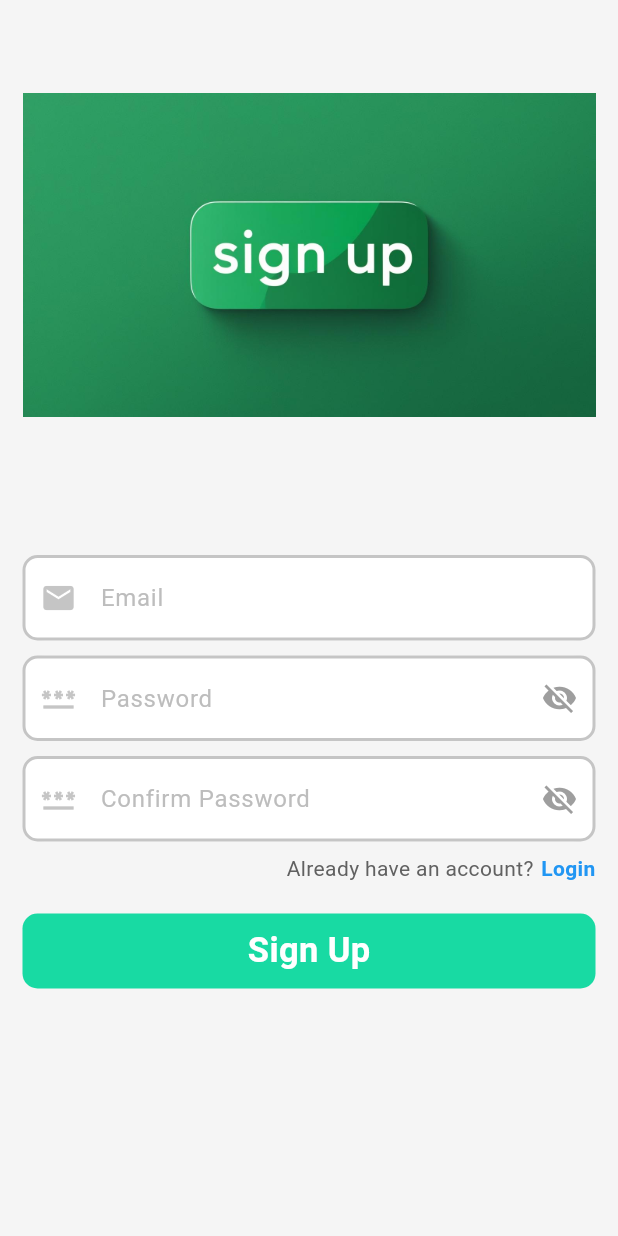
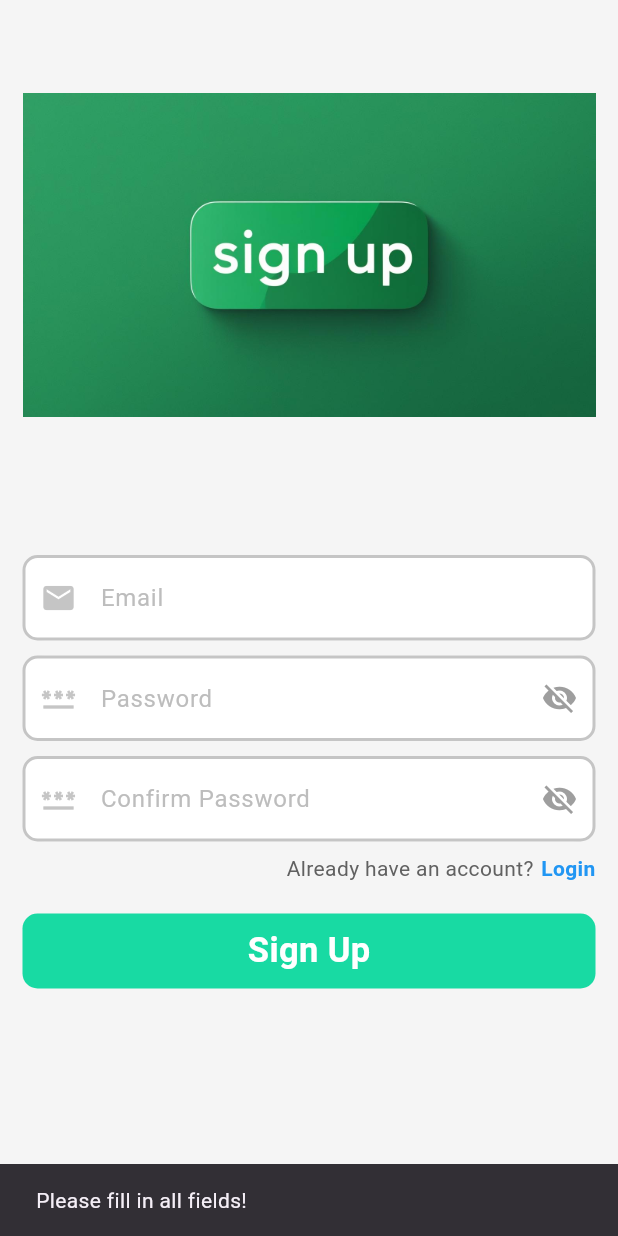
Before and after one commit to phuhieu1505/School-project, a Flutter app: the SignUp_Screen screen opened directly, after a tap on "Sign Up", on a phone screen of 412 x 824 dp. Run offline on Flutter 3.47's test engine with Material 3 defaults, Android fonts, the phone set to English and light mode, and no system bars; our stand-ins replace cloud_firestore, firebase_auth, firebase_core, flutter_local_notifications, speech_to_text, timezone; accounts and stored records are empty; network calls fail.

Commit message:
update signUp

```diff
--- a/project/lib/data/auth_data.dart
+++ b/project/lib/data/auth_data.dart
@@ -27,15 +27,37 @@ class AuthenticationRemote extends AuthenticationDatasource {
   }
 
   @override
-  Future<void> register(
-      String email, String password, String PasswordConfirm) async {
-    if (PasswordConfirm == password) {
+  Future<String> register(String email, String password, String passwordConfirm) async {
+    if (email.isEmpty || password.isEmpty || passwordConfirm.isEmpty) {
+      return "Please fill in all fields!";
+    }
+
+    if (password != passwordConfirm) {
+      return "Passwords do not match!";
+    }
+
+    try {
       await FirebaseAuth.instance
           .createUserWithEmailAndPassword(
           email: email.trim(), password: password.trim())
           .then((value) {
         Firestore_Datasource().CreateUser(email);
       });
+
+      return "success"; // Thành công
+
+    } on FirebaseAuthException catch (e) {
+      if (e.code == 'email-already-in-use') {
+        return "Email is already in use!";
+      } else if (e.code == 'weak-password') {
+        return "Password is too weak!";
+      } else if (e.code == 'invalid-email') {
+        return "Invalid email format!";
+      } else {
+        return "Registration failed. Please try again!";
+      }
+    } catch (e) {
+      return "Error: ${e.toString()}";
     }
   }
 }
--- a/project/lib/screen/sign_up.dart
+++ b/project/lib/screen/sign_up.dart
@@ -1,6 +1,7 @@
 import 'package:flutter/material.dart';
 import 'package:project/const/colors.dart';
 import 'package:project/data/auth_data.dart';
+import 'package:project/screen/home.dart';
 
 class SignUp_Screen extends StatefulWidget {
   final VoidCallback show;
@@ -103,9 +104,23 @@ class _SignUp_ScreenState extends State<SignUp_Screen> {
     return Padding(
       padding: const EdgeInsets.symmetric(horizontal: 15),
       child: GestureDetector(
-        onTap: () {
-          AuthenticationRemote()
+        onTap: () async {
+          String resultMessage = await AuthenticationRemote()
               .register(email.text, password.text, passwordConfirm.text);
+
+          if (resultMessage == 'success') {
+            ScaffoldMessenger.of(context).showSnackBar(
+              SnackBar(content: Text("Sign up successful!")),
+            );
+            Navigator.pushReplacement(
+              context,
+              MaterialPageRoute(builder: (context) => Home_Screen()),
+            );
+          } else {
+            ScaffoldMessenger.of(context).showSnackBar(
+              SnackBar(content: Text(resultMessage)),
+            );
+          }
         },
         child: Container(
           alignment: Alignment.center,
@@ -126,9 +141,7 @@ class _SignUp_ScreenState extends State<SignUp_Screen> {
         ),
       ),
     );
-  }
-
-  Widget textfield(TextEditingController controller, FocusNode focusNode,
+  }  Widget textfield(TextEditingController controller, FocusNode focusNode,
       String hintText, IconData icon, bool isPasswordVisible, VoidCallback? toggleVisibility) {
     return Padding(
       padding: const EdgeInsets.symmetric(horizontal: 15),
--- a/project/pubspec.yaml
+++ b/project/pubspec.yaml
@@ -48,6 +48,8 @@ dev_dependencies:
   flutter_local_notifications: ^19.0.0
   timezone: ^0.10.0
   intl: ^0.19.0
+  mockito: ^5.0.0
+  build_runner: ^2.0.0
 
   # The "flutter_lints" package below contains a set of recommended lints to
   # encourage good coding practices. The lint set provided by the package is
```
Also changed, not shown: project/lib/main.dart (+19 -10 lines), project/lib/screen/speech_to_text_screen.dart (deleted, +0 -65 lines), project/pubspec.lock, 1 other file.
